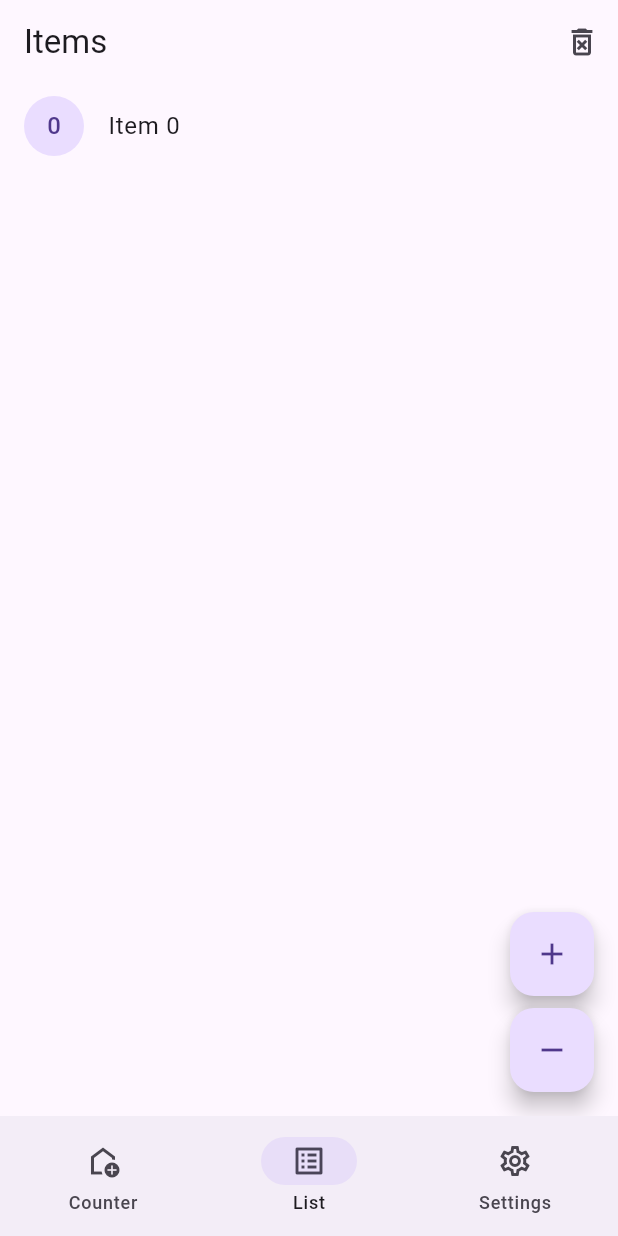
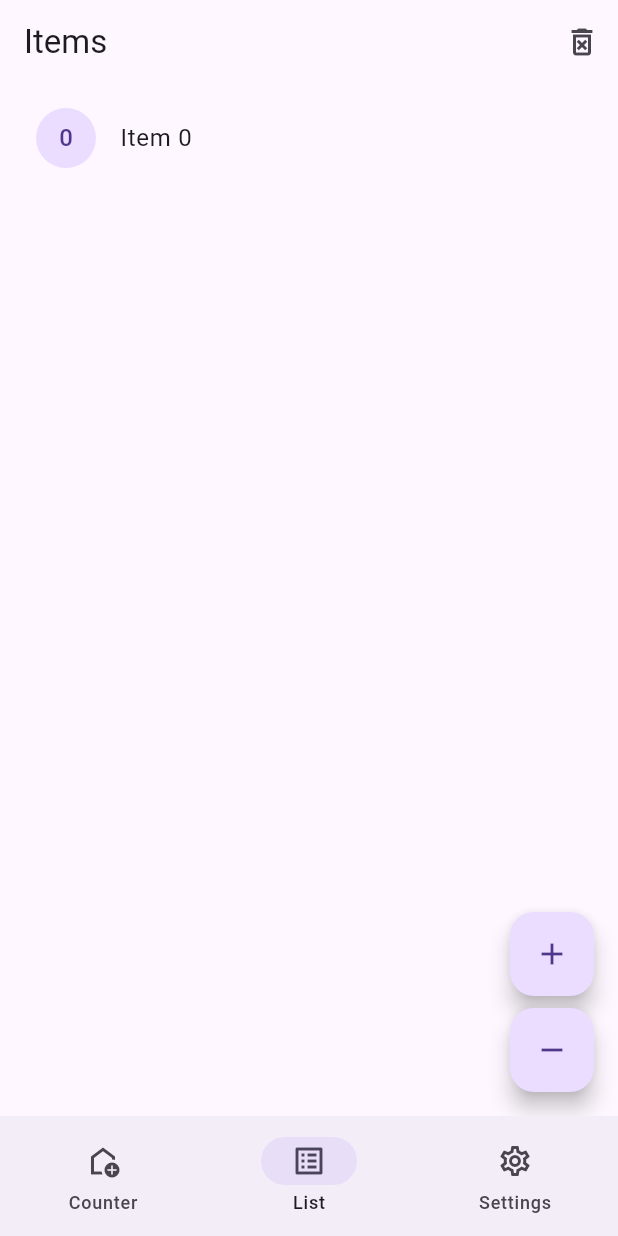
Before and after one commit to william-franco/provider-value-notifier, a Flutter app: the screen it shows after launch, item 2 of the bottom bar chosen, after a tap on the "add" icon, on a phone screen of 412 x 824 dp. Run offline on Flutter 3.47's test engine with Material 2 defaults, Android fonts, the phone set to English and light mode, and no system bars; our stand-ins replace go_router, shared_preferences.

Commit message:
update project to dart 3 and update packages

```diff
--- a/lib/main.dart
+++ b/lib/main.dart
@@ -23,7 +23,7 @@ class MyApp extends StatelessWidget {
   // This widget is the root of your application.
   @override
   Widget build(BuildContext context) {
-    final isDarkTheme = context.watch<SettingViewModel>().isDarkTheme;
+    final isDarkTheme = context.watch<SettingViewModel>().value;
     return MaterialApp.router(
       title: 'Provider ValueNotifier',
       debugShowCheckedModeBanner: false,
--- /dev/null
+++ b/lib/src/common_widgets/common_padding.dart
@@ -0,0 +1,23 @@
+// Flutter imports:
+import 'package:flutter/material.dart';
+
+class CommonPadding extends StatelessWidget {
+  final Widget child;
+  final EdgeInsetsGeometry? padding;
+
+  const CommonPadding({
+    super.key,
+    required this.child,
+    this.padding,
+  });
+
+  @override
+  Widget build(BuildContext context) {
+    return Padding(
+      padding: padding ?? const EdgeInsets.all(8.0),
+      child: Center(
+        child: child,
+      ),
+    );
+  }
+}
--- a/lib/src/dependency_injector/dependency_injector.dart
+++ b/lib/src/dependency_injector/dependency_injector.dart
@@ -25,27 +25,27 @@ class DependencyInjector extends StatelessWidget {
     return MultiProvider(
       providers: [
         // Services
-        Provider(
-          create: (context) => StorageService(),
+        Provider<StorageService>(
+          create: (context) => StorageServiceImpl(),
         ),
         // Repositories
-        Provider(
-          create: (context) => SettingRepository(
+        Provider<SettingRepository>(
+          create: (context) => SettingRepositoryImpl(
             storageService: context.read<StorageService>(),
           ),
         ),
         // ViewModels
-        ChangeNotifierProvider(
-          create: (context) => BottomViewModel(),
+        ChangeNotifierProvider<BottomViewModel>(
+          create: (context) => BottomViewModelImpl(),
         ),
-        ChangeNotifierProvider(
-          create: (context) => CounterViewModel(),
+        ChangeNotifierProvider<CounterViewModel>(
+          create: (context) => CounterViewModelImpl(),
         ),
-        ChangeNotifierProvider(
-          create: (context) => ItemsViewModel(),
+        ChangeNotifierProvider<ItemsViewModel>(
+          create: (context) => ItemsViewModelImpl(),
         ),
-        ChangeNotifierProvider(
-          create: (context) => SettingViewModel(
+        ChangeNotifierProvider<SettingViewModel>(
+          create: (context) => SettingViewModelImpl(
             settingRepository: context.read<SettingRepository>(),
           ),
         ),
--- a/lib/src/features/bottom/view_models/bottom_view_model.dart
+++ b/lib/src/features/bottom/view_models/bottom_view_model.dart
@@ -4,10 +4,18 @@ import 'dart:developer';
 // Flutter imports:
 import 'package:flutter/material.dart';
 
-class BottomViewModel extends ValueNotifier<int> {
+abstract base class BottomViewModel extends ValueNotifier<int> {
   BottomViewModel() : super(0);
 
-  void changeIndexBottom(int index) {
+  void changeIndexBottom({required int index});
+}
+
+base class BottomViewModelImpl extends ValueNotifier<int>
+    implements BottomViewModel {
+  BottomViewModelImpl() : super(0);
+
+  @override
+  changeIndexBottom({required int index}) {
     value = index;
     _debug();
     notifyListeners();
--- a/lib/src/features/bottom/views/bottom_view.dart
+++ b/lib/src/features/bottom/views/bottom_view.dart
@@ -33,7 +33,7 @@ class _BottomViewState extends State<BottomView> {
         selectedIndex: value,
         animationDuration: const Duration(milliseconds: 600),
         onDestinationSelected: (int index) {
-          context.read<BottomViewModel>().changeIndexBottom(index);
+          context.read<BottomViewModel>().changeIndexBottom(index: index);
         },
         destinations: const <NavigationDestination>[
           NavigationDestination(
--- a/lib/src/features/counter/view_models/counter_view_model.dart
+++ b/lib/src/features/counter/view_models/counter_view_model.dart
@@ -4,15 +4,25 @@ import 'dart:developer';
 // Flutter imports:
 import 'package:flutter/material.dart';
 
-class CounterViewModel extends ValueNotifier<int> {
+abstract base class CounterViewModel extends ValueNotifier<int> {
   CounterViewModel() : super(0);
 
+  void increment();
+  void decrement();
+}
+
+base class CounterViewModelImpl extends ValueNotifier<int>
+    implements CounterViewModel {
+  CounterViewModelImpl() : super(0);
+
+  @override
   void increment() {
     value++;
     _debug();
     notifyListeners();
   }
 
+  @override
   void decrement() {
     value > 0 ? value-- : 0;
     _debug();
--- a/lib/src/features/counter/views/counter_view.dart
+++ b/lib/src/features/counter/views/counter_view.dart
@@ -5,6 +5,7 @@ import 'package:flutter/material.dart';
 import 'package:provider/provider.dart';
 
 // Project imports:
+import 'package:provider_value_notifier/src/common_widgets/common_padding.dart';
 import 'package:provider_value_notifier/src/features/counter/view_models/counter_view_model.dart';
 
 class CounterView extends StatelessWidget {
@@ -17,8 +18,7 @@ class CounterView extends StatelessWidget {
         centerTitle: false,
         title: const Text('Counter'),
       ),
-      body: SafeArea(
-        child: Center(
+      body: CommonPadding(
         child: Column(
           mainAxisAlignment: MainAxisAlignment.center,
           children: <Widget>[
@@ -30,7 +30,6 @@ class CounterView extends StatelessWidget {
               style: Theme.of(context).textTheme.headlineMedium,
             ),
           ],
-          ),
         ),
       ),
       floatingActionButton: Column(
--- a/lib/src/features/items/view_models/item_view_model.dart
+++ b/lib/src/features/items/view_models/item_view_model.dart
@@ -4,11 +4,21 @@ import 'dart:developer';
 // Flutter imports:
 import 'package:flutter/material.dart';
 
-class ItemsViewModel extends ValueNotifier<List<int>> {
+abstract base class ItemsViewModel extends ValueNotifier<List<int>> {
   ItemsViewModel() : super([]);
+
+  void addItemToList();
+  void removeItemFromList();
+  void removeAllItems();
+}
+
+base class ItemsViewModelImpl extends ValueNotifier<List<int>>
+    implements ItemsViewModel {
+  ItemsViewModelImpl() : super([]);
 
   int _count = 0;
 
+  @override
   void addItemToList() {
     _count++;
     value.add(_count);
@@ -16,6 +26,7 @@ class ItemsViewModel extends ValueNotifier<List<int>> {
     notifyListeners();
   }
 
+  @override
   void removeItemFromList() {
     _count > 0 ? _count-- : 0;
     value.isNotEmpty ? value.removeLast() : 0;
@@ -23,6 +34,7 @@ class ItemsViewModel extends ValueNotifier<List<int>> {
     notifyListeners();
   }
 
+  @override
   void removeAllItems() {
     _count = 0;
     value.clear();
--- a/lib/src/features/items/views/item_view.dart
+++ b/lib/src/features/items/views/item_view.dart
@@ -5,6 +5,7 @@ import 'package:flutter/material.dart';
 import 'package:provider/provider.dart';
 
 // Project imports:
+import 'package:provider_value_notifier/src/common_widgets/common_padding.dart';
 import 'package:provider_value_notifier/src/features/items/view_models/item_view_model.dart';
 
 class ItemsView extends StatelessWidget {
@@ -26,9 +27,9 @@ class ItemsView extends StatelessWidget {
           ),
         ],
       ),
-      body: SafeArea(
+      body: CommonPadding(
         child: value.isEmpty
-            ? const Center(child: Text('The list is empty.'))
+            ? const Text('The list is empty.')
             : ListView.builder(
                 itemCount: value.length,
                 itemBuilder: (context, index) {
--- a/lib/src/features/settings/repositories/setting_repository.dart
+++ b/lib/src/features/settings/repositories/setting_repository.dart
@@ -2,13 +2,19 @@
 import 'package:provider_value_notifier/src/constants/constants.dart';
 import 'package:provider_value_notifier/src/services/storage_service.dart';
 
-class SettingRepository {
+abstract interface class SettingRepository {
+  Future<bool> readTheme();
+  Future<void> updateTheme({required bool isDarkTheme});
+}
+
+class SettingRepositoryImpl implements SettingRepository {
   final StorageService storageService;
 
-  SettingRepository({
+  SettingRepositoryImpl({
     required this.storageService,
   });
 
+  @override
   Future<bool> readTheme() async {
     final isDarkTheme = await storageService.getBoolValue(
       key: Constants.darkMode,
@@ -16,6 +22,7 @@ class SettingRepository {
     return isDarkTheme;
   }
 
+  @override
   Future<void> updateTheme({required bool isDarkTheme}) async {
     await storageService.setBoolValue(
       key: Constants.darkMode,
--- a/lib/src/features/settings/view_models/setting_view_model.dart
+++ b/lib/src/features/settings/view_models/setting_view_model.dart
@@ -7,32 +7,39 @@ import 'package:flutter/material.dart';
 // Project imports:
 import 'package:provider_value_notifier/src/features/settings/repositories/setting_repository.dart';
 
-class SettingViewModel extends ChangeNotifier {
+abstract base class SettingViewModel extends ValueNotifier<bool> {
+  SettingViewModel() : super(false);
+
+  Future<void> loadTheme();
+  Future<void> changeTheme({required bool isDarkTheme});
+}
+
+base class SettingViewModelImpl extends ValueNotifier<bool>
+    implements SettingViewModel {
   final SettingRepository settingRepository;
 
-  SettingViewModel({
+  SettingViewModelImpl({
     required this.settingRepository,
-  }) {
-    _loadTheme();
+  }) : super(false) {
+    loadTheme();
   }
 
-  bool _isDarkTheme = false;
-  bool get isDarkTheme => _isDarkTheme;
-
-  Future<void> _loadTheme() async {
-    _isDarkTheme = await settingRepository.readTheme();
+  @override
+  Future<void> loadTheme() async {
+    value = await settingRepository.readTheme();
     _debug();
     notifyListeners();
   }
 
-  Future<void> changeTheme(bool isDarkTheme) async {
-    _isDarkTheme = isDarkTheme;
+  @override
+  Future<void> changeTheme({required bool isDarkTheme}) async {
+    value = isDarkTheme;
     await settingRepository.updateTheme(isDarkTheme: isDarkTheme);
     _debug();
     notifyListeners();
   }
 
   void _debug() {
-    log('Dark theme: $_isDarkTheme');
+    log('Dark theme: $value');
   }
 }
--- a/lib/src/services/storage_service.dart
+++ b/lib/src/services/storage_service.dart
@@ -1,7 +1,12 @@
 // Package imports:
 import 'package:shared_preferences/shared_preferences.dart';
 
-class StorageService {
+abstract interface class StorageService {
+  Future<bool> getBoolValue({required String key});
+  Future<void> setBoolValue({required String key, required bool value});
+}
+
+class StorageServiceImpl implements StorageService {
   Future<SharedPreferences> _loadStorage() async {
     try {
       final prefs = await SharedPreferences.getInstance();
@@ -11,6 +16,7 @@ class StorageService {
     }
   }
 
+  @override
   Future<bool> getBoolValue({required String key}) async {
     try {
       final storage = await _loadStorage();
@@ -21,6 +27,7 @@ class StorageService {
     }
   }
 
+  @override
   Future<void> setBoolValue({required String key, required bool value}) async {
     try {
       final storage = await _loadStorage();
```
Also changed, not shown: lib/src/features/settings/views/setting_view.dart (+7 -17 lines), lib/src/features/settings/widgets/info_list_tile_widget.dart (added, +32 -0 lines), lib/src/features/settings/widgets/theme_list_tile_widget.dart (added, +27 -0 lines), pubspec.yaml (+6 -4 lines), pubspec.lock, 8 other files. Lines whose indentation alone changed are shown as unchanged.
